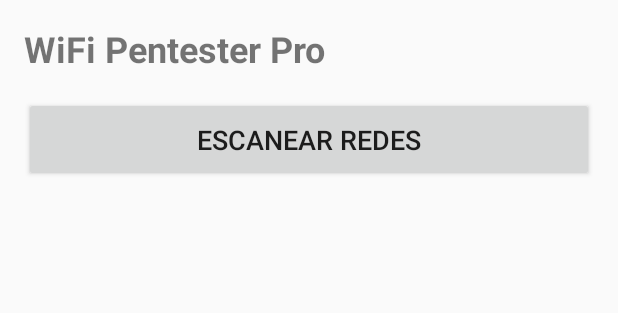
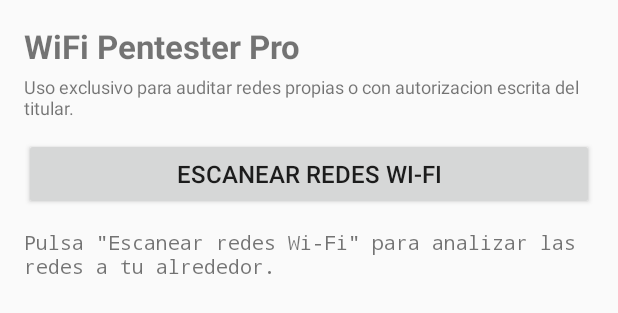
Before and after one commit to Jajaja19901/mis-apps, an Android app: the layout activity_main.xml on its own in the app's theme, with its tools: preview values and no code run, on a phone screen of 412 x 824 dp. Shown: the top 313 px of the screen. Run offline under Robolectric (Android 15) with nearby library versions, the phone set to English and light mode, and no system bars.

Commit message:
Fix Android project for on-device build (AndroidIDE compatible)
- Pin Android Gradle Plugin to 8.1.1 and Kotlin to 1.9.0 (compatible
  with Gradle 8.x; fixes DependencyHandler.module error under Gradle 9)
- Simplify app dependencies to core-ktx, appcompat and material
- Trim gradle.properties to a valid JVM arg (remove MaxPermSize)
- Rewrite manifest to declare only the existing MainActivity as launcher
  (previously referenced 9 non-existent activities that would crash)
- Add functional MainActivity that scans real Wi-Fi networks, runs the
  vulnerability analysis and shows why/how/remediation per network
- Add simple vector launcher icon so resource linking succeeds
- Fix theme and strings to match the single-screen app

Co-Authored-By: Claude <noreply@anthropic.com>
Claude-Session: https://claude.ai/code/session_01Hua12XvYoc2VjhqLCDF6eJ

```diff
--- a/wifi-security-analyzer/app/src/main/res/layout/activity_main.xml
+++ b/wifi-security-analyzer/app/src/main/res/layout/activity_main.xml
@@ -9,22 +9,38 @@
         android:layout_width="wrap_content"
         android:layout_height="wrap_content"
         android:text="@string/app_name"
-        android:textSize="24sp"
+        android:textSize="22sp"
         android:textStyle="bold"
-        android:layout_marginBottom="16dp" />
+        android:paddingBottom="4dp" />
+
+    <TextView
+        android:layout_width="match_parent"
+        android:layout_height="wrap_content"
+        android:text="@string/disclaimer"
+        android:textSize="12sp"
+        android:paddingBottom="12dp" />
 
     <Button
         android:id="@+id/scanButton"
         android:layout_width="match_parent"
         android:layout_height="wrap_content"
         android:text="@string/scan_networks"
-        android:textSize="18sp"
-        android:padding="16dp" />
+        android:textSize="16sp" />
 
-    <ListView
-        android:id="@+id/networkList"
+    <ScrollView
         android:layout_width="match_parent"
-        android:layout_height="match_parent"
-        android:layout_marginTop="16dp" />
+        android:layout_height="0dp"
+        android:layout_weight="1"
+        android:layout_marginTop="12dp">
+
+        <TextView
+            android:id="@+id/output"
+            android:layout_width="match_parent"
+            android:layout_height="wrap_content"
+            android:fontFamily="monospace"
+            android:textSize="13sp"
+            android:text="@string/press_scan" />
+
+    </ScrollView>
 
 </LinearLayout>
--- a/wifi-security-analyzer/app/src/main/res/values/strings.xml
+++ b/wifi-security-analyzer/app/src/main/res/values/strings.xml
@@ -1,11 +1,10 @@
 <?xml version="1.0" encoding="utf-8"?>
 <resources>
     <string name="app_name">WiFi Pentester Pro</string>
-    <string name="app_version">1.0.0</string>
-    <string name="company_name">Tu Empresa</string>
-    <string name="scan_networks">Escanear Redes</string>
-    <string name="analyzing">Analizando...</string>
-    <string name="no_networks">No se encontraron redes</string>
-    <string name="security_level">Nivel de Seguridad</string>
-    <string name="vulnerabilities">Vulnerabilidades Detectadas</string>
+    <string name="scan_networks">Escanear redes Wi-Fi</string>
+    <string name="analyzing">Analizando redes…</string>
+    <string name="no_networks">No se encontraron redes.</string>
+    <string name="press_scan">Pulsa \"Escanear redes Wi-Fi\" para analizar las redes a tu alrededor.</string>
+    <string name="need_location">Se necesita el permiso de ubicacion para escanear Wi-Fi (asi lo exige Android). Concedelo y vuelve a intentar.</string>
+    <string name="disclaimer">Uso exclusivo para auditar redes propias o con autorizacion escrita del titular.</string>
 </resources>
--- a/wifi-security-analyzer/app/src/main/res/values/themes.xml
+++ b/wifi-security-analyzer/app/src/main/res/values/themes.xml
@@ -1,15 +1,8 @@
 <?xml version="1.0" encoding="utf-8"?>
 <resources>
-    <style name="Theme.WiFiPentester" parent="Theme.AppCompat.Light.DarkActionBar">
+    <style name="Theme.WiFiPentester" parent="Theme.AppCompat.DayNight.DarkActionBar">
         <item name="colorPrimary">@color/purple_500</item>
-        <item name="colorPrimaryVariant">@color/purple_700</item>
-        <item name="colorSecondary">@color/teal_200</item>
-        <item name="colorSecondaryVariant">@color/teal_700</item>
-        <item name="colorError">#B3261E</item>
-        <item name="colorSurface">@color/white</item>
-        <item name="colorOnPrimary">@color/white</item>
-        <item name="colorOnSecondary">@color/black</item>
-        <item name="colorOnBackground">@color/black</item>
-        <item name="colorOnSurface">@color/black</item>
+        <item name="colorPrimaryDark">@color/purple_700</item>
+        <item name="colorAccent">@color/teal_200</item>
     </style>
 </resources>
--- a/wifi-security-analyzer/build.gradle
+++ b/wifi-security-analyzer/build.gradle
@@ -1,5 +1,4 @@
 plugins {
-    id 'com.android.application' version '8.1.0' apply false
-    id 'com.android.library' version '8.1.0' apply false
+    id 'com.android.application' version '8.1.1' apply false
     id 'org.jetbrains.kotlin.android' version '1.9.0' apply false
 }
--- a/wifi-security-analyzer/gradle.properties
+++ b/wifi-security-analyzer/gradle.properties
@@ -1,4 +1,3 @@
-org.gradle.jvmargs=-Xmx4096m -XX:MaxPermSize=512m
-org.gradle.daemon=true
+org.gradle.jvmargs=-Xmx2048m
+android.useAndroidX=true
 android.enableJetifier=true
-android.useAndroidX=true
```
Also changed, not shown: wifi-security-analyzer/app/build.gradle (+2 -35 lines), wifi-security-analyzer/app/src/main/AndroidManifest.xml (+11 -63 lines), wifi-security-analyzer/app/src/main/java/com/pentester/wifisecurity/MainActivity.kt (+121 -0 lines), wifi-security-analyzer/app/src/main/res/drawable/ic_launcher.xml (added, +15 -0 lines).
